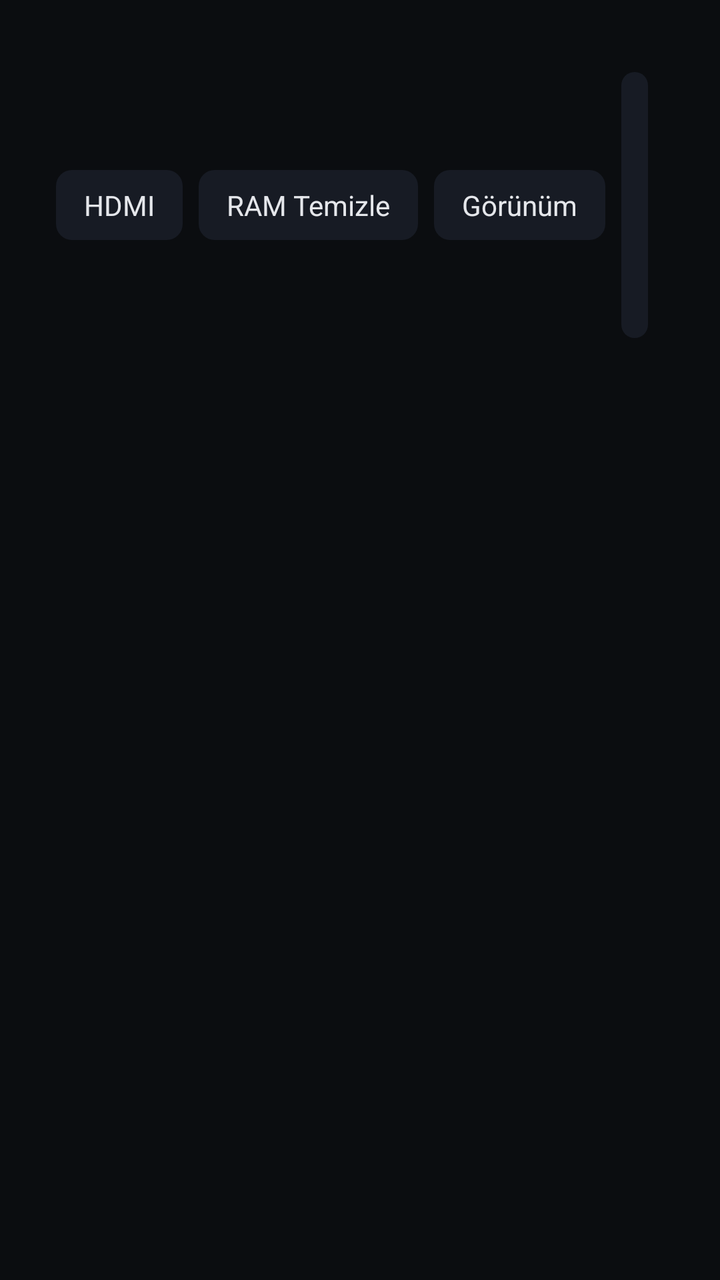
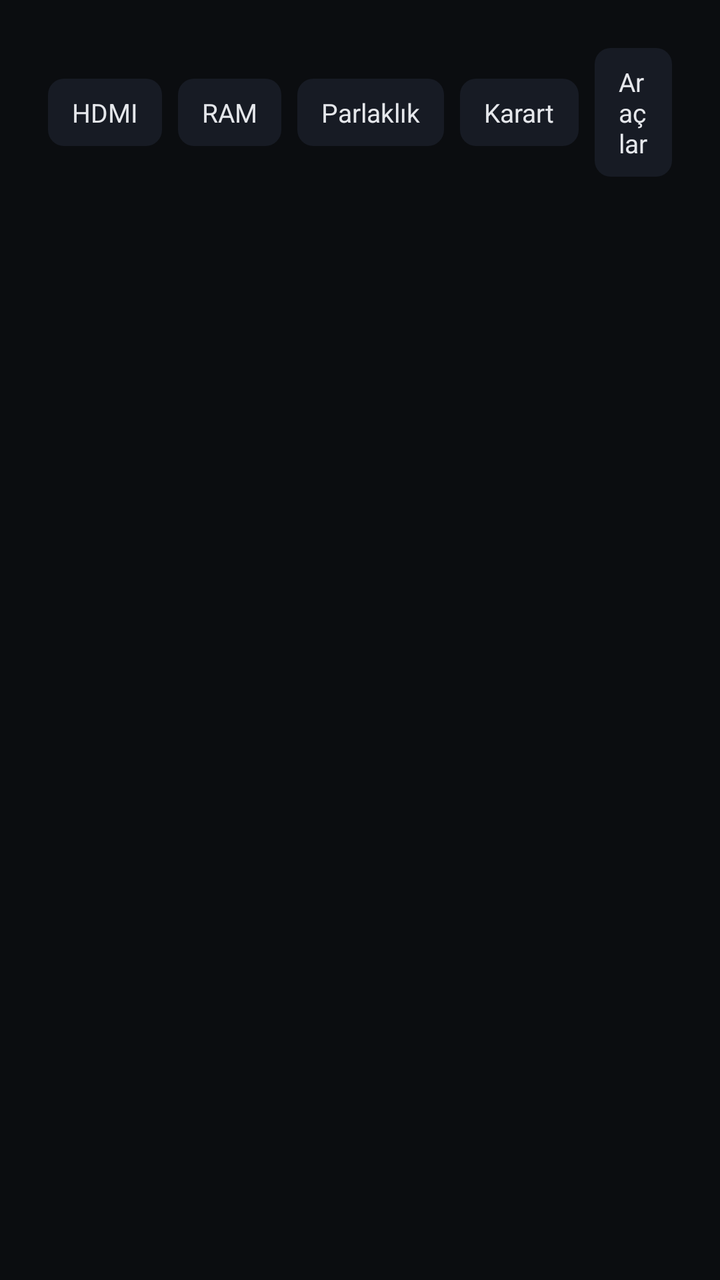

Screens rendered from an Android XML layout before and after an edit, with the pre-edit source and the edit as a unified diff.
<!-- AndroidManifest.xml: application theme android:Theme.Black.NoTitleBar.Fullscreen -->
<!-- res/layout/activity_main.xml -->
<LinearLayout xmlns:android="http://schemas.android.com/apk/res/android"
    android:id="@+id/root_layout"
    android:layout_width="match_parent"
    android:layout_height="match_parent"
    android:orientation="vertical"
    android:background="#0B0D10"
    android:padding="28dp">

    <LinearLayout
        android:layout_width="match_parent"
        android:layout_height="wrap_content"
        android:orientation="horizontal"
        android:gravity="center_vertical"
        android:layout_marginBottom="20dp">

        <TextView
            android:id="@+id/btn_hdmi"
            android:layout_width="wrap_content"
            android:layout_height="wrap_content"
            android:text="HDMI"
            android:textColor="#E5E7EB"
            android:textSize="14sp"
            android:paddingLeft="14dp"
            android:paddingRight="14dp"
            android:paddingTop="8dp"
            android:paddingBottom="8dp"
            android:layout_marginRight="8dp"
            android:focusable="true"
            android:clickable="true"
            android:background="@drawable/btn_selector" />

        <TextView
            android:id="@+id/btn_ram_clean"
            android:layout_width="wrap_content"
            android:layout_height="wrap_content"
            android:text="RAM Temizle"
            android:textColor="#E5E7EB"
            android:textSize="14sp"
            android:paddingLeft="14dp"
            android:paddingRight="14dp"
            android:paddingTop="8dp"
            android:paddingBottom="8dp"
            android:layout_marginRight="8dp"
            android:focusable="true"
            android:clickable="true"
            android:background="@drawable/btn_selector" />

        <TextView
            android:id="@+id/btn_theme"
            android:layout_width="wrap_content"
            android:layout_height="wrap_content"
            android:text="Görünüm"
            android:textColor="#E5E7EB"
            android:textSize="14sp"
            android:paddingLeft="14dp"
            android:paddingRight="14dp"
            android:paddingTop="8dp"
            android:paddingBottom="8dp"
            android:layout_marginRight="8dp"
            android:focusable="true"
            android:clickable="true"
            android:background="@drawable/btn_selector" />

        <TextView
            android:id="@+id/btn_settings"
            android:layout_width="wrap_content"
            android:layout_height="wrap_content"
            android:text="Ayarlar"
            android:textColor="#E5E7EB"
            android:textSize="14sp"
            android:paddingLeft="14dp"
            android:paddingRight="14dp"
            android:paddingTop="8dp"
            android:paddingBottom="8dp"
            android:layout_marginRight="8dp"
            android:focusable="true"
            android:clickable="true"
            android:background="@drawable/btn_selector" />

        <TextView
            android:id="@+id/btn_hidden"
            android:layout_width="wrap_content"
            android:layout_height="wrap_content"
            android:text="Gizliler"
            android:textColor="#9CA3AF"
            android:textSize="14sp"
            android:paddingLeft="14dp"
            android:paddingRight="14dp"
            android:paddingTop="8dp"
            android:paddingBottom="8dp"
            android:focusable="true"
            android:clickable="true"
            android:background="@drawable/btn_selector" />

        <View
            android:layout_width="0dp"
            android:layout_height="1dp"
            android:layout_weight="1" />

        <TextView
            android:id="@+id/ram_info"
            android:layout_width="wrap_content"
            android:layout_height="wrap_content"
            android:textColor="#9CA3AF"
            android:textSize="13sp"
            android:layout_marginRight="18dp" />

        <TextClock
            android:layout_width="wrap_content"
            android:layout_height="wrap_content"
            android:format24Hour="HH:mm"
            android:textColor="#F3F4F6"
            android:textSize="26sp" />
    </LinearLayout>

    <GridView
        android:id="@+id/app_grid"
        android:layout_width="match_parent"
        android:layout_height="match_parent"
        android:numColumns="5"
        android:horizontalSpacing="16dp"
        android:verticalSpacing="16dp"
        android:listSelector="@drawable/focus_selector"
        android:drawSelectorOnTop="true" />
</LinearLayout>
<!-- resources referenced by this layout -->
<resources>
  <!-- drawable btn_selector (drawable) -->
  <selector xmlns:android="http://schemas.android.com/apk/res/android">
      <item android:state_focused="true">
          <shape android:shape="rectangle">
              <solid android:color="#2563EB" />
              <corners android:radius="8dp" />
          </shape>
      </item>
      <item>
          <shape android:shape="rectangle">
              <solid android:color="#171B24" />
              <corners android:radius="8dp" />
          </shape>
      </item>
  </selector>
  <!-- drawable focus_selector (drawable) -->
  <selector xmlns:android="http://schemas.android.com/apk/res/android">
      <item android:state_focused="true">
          <shape android:shape="rectangle">
              <stroke android:width="3dp" android:color="#3B82F6" />
              <solid android:color="#1A3B82F6" />
          </shape>
      </item>
      <item android:state_selected="true">
          <shape android:shape="rectangle">
              <stroke android:width="3dp" android:color="#3B82F6" />
              <solid android:color="#1A3B82F6" />
          </shape>
      </item>
      <item>
          <shape android:shape="rectangle">
              <solid android:color="@android:color/transparent" />
          </shape>
      </item>
  </selector>
</resources>

<!-- the commit's change to res/layout/activity_main.xml (unified diff, before → after) -->
@@ -1,125 +1,153 @@
-<LinearLayout xmlns:android="http://schemas.android.com/apk/res/android"
-    android:id="@+id/root_layout"
+<FrameLayout xmlns:android="http://schemas.android.com/apk/res/android"
     android:layout_width="match_parent"
-    android:layout_height="match_parent"
-    android:orientation="vertical"
-    android:background="#0B0D10"
-    android:padding="28dp">
+    android:layout_height="match_parent">
 
     <LinearLayout
+        android:id="@+id/root_layout"
         android:layout_width="match_parent"
-        android:layout_height="wrap_content"
-        android:orientation="horizontal"
-        android:gravity="center_vertical"
-        android:layout_marginBottom="20dp">
+        android:layout_height="match_parent"
+        android:orientation="vertical"
+        android:background="#0B0D10"
+        android:padding="24dp">
 
-        <TextView
-            android:id="@+id/btn_hdmi"
-            android:layout_width="wrap_content"
+        <LinearLayout
+            android:layout_width="match_parent"
             android:layout_height="wrap_content"
-            android:text="HDMI"
-            android:textColor="#E5E7EB"
-            android:textSize="14sp"
-            android:paddingLeft="14dp"
-            android:paddingRight="14dp"
-            android:paddingTop="8dp"
-            android:paddingBottom="8dp"
-            android:layout_marginRight="8dp"
-            android:focusable="true"
-            android:clickable="true"
-            android:background="@drawable/btn_selector" />
+            android:orientation="horizontal"
+            android:gravity="center_vertical"
+            android:layout_marginBottom="18dp">
 
-        <TextView
-            android:id="@+id/btn_ram_clean"
-            android:layout_width="wrap_content"
-            android:layout_height="wrap_content"
-            android:text="RAM Temizle"
-            android:textColor="#E5E7EB"
-            android:textSize="14sp"
-            android:paddingLeft="14dp"
-            android:paddingRight="14dp"
-            android:paddingTop="8dp"
-            android:paddingBottom="8dp"
-            android:layout_marginRight="8dp"
-            android:focusable="true"
-            android:clickable="true"
-            android:background="@drawable/btn_selector" />
+            <TextView
+                android:id="@+id/btn_hdmi"
+                android:layout_width="wrap_content"
+                android:layout_height="wrap_content"
+                android:text="HDMI"
+                android:textColor="#E5E7EB"
+                android:textSize="13sp"
+                android:paddingLeft="12dp"
+                android:paddingRight="12dp"
+                android:paddingTop="8dp"
+                android:paddingBottom="8dp"
+                android:layout_marginRight="8dp"
+                android:focusable="true"
+                android:clickable="true"
+                android:background="@drawable/btn_selector" />
 
-        <TextView
-            android:id="@+id/btn_theme"
-            android:layout_width="wrap_content"
-            android:layout_height="wrap_content"
-            android:text="Görünüm"
-            android:textColor="#E5E7EB"
-            android:textSize="14sp"
-            android:paddingLeft="14dp"
-            android:paddingRight="14dp"
-            android:paddingTop="8dp"
-            android:paddingBottom="8dp"
-            android:layout_marginRight="8dp"
-            android:focusable="true"
-            android:clickable="true"
-            android:background="@drawable/btn_selector" />
+            <TextView
+                android:id="@+id/btn_ram_clean"
+                android:layout_width="wrap_content"
+                android:layout_height="wrap_content"
+                android:text="RAM"
+                android:textColor="#E5E7EB"
+                android:textSize="13sp"
+                android:paddingLeft="12dp"
+                android:paddingRight="12dp"
+                android:paddingTop="8dp"
+                android:paddingBottom="8dp"
+                android:layout_marginRight="8dp"
+                android:focusable="true"
+                android:clickable="true"
+                android:background="@drawable/btn_selector" />
 
-        <TextView
-            android:id="@+id/btn_settings"
-            android:layout_width="wrap_content"
-            android:layout_height="wrap_content"
-            android:text="Ayarlar"
-            android:textColor="#E5E7EB"
-            android:textSize="14sp"
-            android:paddingLeft="14dp"
-            android:paddingRight="14dp"
-            android:paddingTop="8dp"
-            android:paddingBottom="8dp"
-            android:layout_marginRight="8dp"
-            android:focusable="true"
-            android:clickable="true"
-            android:background="@drawable/btn_selector" />
+            <TextView
+                android:id="@+id/btn_dim"
+                android:layout_width="wrap_content"
+                android:layout_height="wrap_content"
+                android:text="Parlaklık"
+                android:textColor="#E5E7EB"
+                android:textSize="13sp"
+                android:paddingLeft="12dp"
+                android:paddingRight="12dp"
+                android:paddingTop="8dp"
+                android:paddingBottom="8dp"
+                android:layout_marginRight="8dp"
+                android:focusable="true"
+                android:clickable="true"
+                android:background="@drawable/btn_selector" />
 
-        <TextView
-            android:id="@+id/btn_hidden"
-            android:layout_width="wrap_content"
-            android:layout_height="wrap_content"
-            android:text="Gizliler"
-            android:textColor="#9CA3AF"
-            android:textSize="14sp"
-            android:paddingLeft="14dp"
-            android:paddingRight="14dp"
-            android:paddingTop="8dp"
-            android:paddingBottom="8dp"
-            android:focusable="true"
-            android:clickable="true"
-            android:background="@drawable/btn_selector" />
+            <TextView
+                android:id="@+id/btn_blackout"
+                android:layout_width="wrap_content"
+                android:layout_height="wrap_content"
+                android:text="Karart"
+                android:textColor="#E5E7EB"
+                android:textSize="13sp"
+                android:paddingLeft="12dp"
+                android:paddingRight="12dp"
+                android:paddingTop="8dp"
+                android:paddingBottom="8dp"
+                android:layout_marginRight="8dp"
+                android:focusable="true"
+                android:clickable="true"
+                android:background="@drawable/btn_selector" />
 
-        <View
-            android:layout_width="0dp"
-            android:layout_height="1dp"
-            android:layout_weight="1" />
+            <TextView
+                android:id="@+id/btn_tools"
+                android:layout_width="wrap_content"
+                android:layout_height="wrap_content"
+                android:text="Araçlar"
+                android:textColor="#E5E7EB"
+                android:textSize="13sp"
+                android:paddingLeft="12dp"
+                android:paddingRight="12dp"
+                android:paddingTop="8dp"
+                android:paddingBottom="8dp"
+                android:focusable="true"
+                android:clickable="true"
+                android:background="@drawable/btn_selector" />
 
-        <TextView
-            android:id="@+id/ram_info"
-            android:layout_width="wrap_content"
-            android:layout_height="wrap_content"
-            android:textColor="#9CA3AF"
-            android:textSize="13sp"
-            android:layout_marginRight="18dp" />
+            <View
+                android:layout_width="0dp"
+                android:layout_height="1dp"
+                android:layout_weight="1" />
 
-        <TextClock
-            android:layout_width="wrap_content"
-            android:layout_height="wrap_content"
-            android:format24Hour="HH:mm"
-            android:textColor="#F3F4F6"
-            android:textSize="26sp" />
+            <LinearLayout
+                android:layout_width="wrap_content"
+                android:layout_height="wrap_content"
+                android:orientation="vertical"
+                android:gravity="end"
+                android:layout_marginRight="16dp">
+
+                <TextView
+                    android:id="@+id/net_info"
+                    android:layout_width="wrap_content"
+                    android:layout_height="wrap_content"
+                    android:textColor="#9CA3AF"
+                    android:textSize="12sp" />
+
+                <TextView
+                    android:id="@+id/ram_info"
+                    android:layout_width="wrap_content"
+                    android:layout_height="wrap_content"
+                    android:textColor="#6B7280"
+                    android:textSize="12sp" />
+            </LinearLayout>
+
+            <TextClock
+                android:layout_width="wrap_content"
+                android:layout_height="wrap_content"
+                android:format24Hour="HH:mm"
+                android:textColor="#F3F4F6"
+                android:textSize="26sp" />
+        </LinearLayout>
+
+        <GridView
+            android:id="@+id/app_grid"
+            android:layout_width="match_parent"
+            android:layout_height="match_parent"
+            android:numColumns="5"
+            android:horizontalSpacing="16dp"
+            android:verticalSpacing="16dp"
+            android:listSelector="@drawable/focus_selector"
+            android:drawSelectorOnTop="true" />
     </LinearLayout>
 
-    <GridView
-        android:id="@+id/app_grid"
+    <View
+        android:id="@+id/dim_overlay"
         android:layout_width="match_parent"
         android:layout_height="match_parent"
-        android:numColumns="5"
-        android:horizontalSpacing="16dp"
-        android:verticalSpacing="16dp"
-        android:listSelector="@drawable/focus_selector"
-        android:drawSelectorOnTop="true" />
-</LinearLayout>
+        android:background="#000000"
+        android:alpha="0.0"
+        android:clickable="false"
+        android:focusable="false" />
+</FrameLayout>
